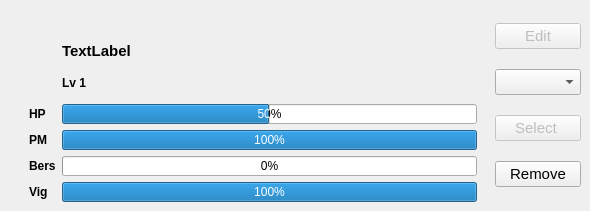
The window that app/view/forms/heropanel.ui (r0nd0ud0u/qt-rpg) describes before a commit, drawn with Qt 5.
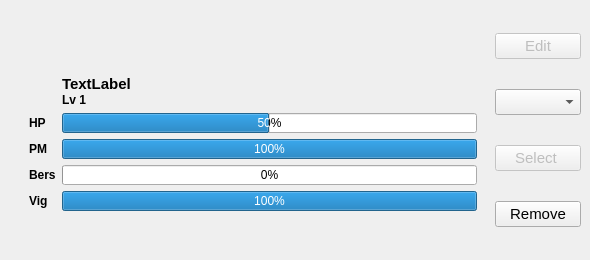
The same window after the commit. Custom widgets are drawn as their Qt base class.

Commit message: update style on  players panels

The edit to the form file:
```diff
--- a/app/view/forms/heropanel.ui
+++ b/app/view/forms/heropanel.ui
@@ -149,7 +149,7 @@
          <property name="bottomMargin">
           <number>9</number>
          </property>
-         <item row="9" column="1">
+         <item row="8" column="1">
           <widget class="QProgressBar" name="vigor_bar">
            <property name="maximumSize">
             <size>
@@ -167,7 +167,7 @@
            </property>
           </widget>
          </item>
-         <item row="7" column="1">
+         <item row="6" column="1">
           <widget class="QProgressBar" name="bersecker_bar">
            <property name="maximumSize">
             <size>
@@ -185,7 +185,7 @@
            </property>
           </widget>
          </item>
-         <item row="7" column="0">
+         <item row="6" column="0">
           <widget class="QLabel" name="bersecker_label">
            <property name="font">
             <font>
@@ -198,7 +198,7 @@
            </property>
           </widget>
          </item>
-         <item row="9" column="0">
+         <item row="8" column="0">
           <widget class="QLabel" name="vigor_label">
            <property name="font">
             <font>
@@ -211,7 +211,7 @@
            </property>
           </widget>
          </item>
-         <item row="3" column="0">
+         <item row="2" column="0">
           <widget class="QLabel" name="hp_label">
            <property name="font">
             <font>
@@ -224,7 +224,7 @@
            </property>
           </widget>
          </item>
-         <item row="5" column="0">
+         <item row="4" column="0">
           <widget class="QLabel" name="mana_label">
            <property name="font">
             <font>
@@ -255,6 +255,19 @@
             <property name="bottomMargin">
              <number>0</number>
             </property>
+            <item>
+             <spacer name="verticalSpacer">
+              <property name="orientation">
+               <enum>Qt::Vertical</enum>
+              </property>
+              <property name="sizeHint" stdset="0">
+               <size>
+                <width>20</width>
+                <height>40</height>
+               </size>
+              </property>
+             </spacer>
+            </item>
             <item>
              <widget class="QLabel" name="hero_name">
               <property name="sizePolicy">
@@ -296,7 +309,7 @@
            </layout>
           </widget>
          </item>
-         <item row="5" column="1">
+         <item row="4" column="1">
           <widget class="QProgressBar" name="mana_bar">
            <property name="maximumSize">
             <size>
@@ -314,7 +327,7 @@
            </property>
           </widget>
          </item>
-         <item row="3" column="1">
+         <item row="2" column="1">
           <widget class="QProgressBar" name="hp_Bar">
            <property name="maximumSize">
             <size>
@@ -351,6 +364,19 @@
            </property>
           </widget>
          </item>
+         <item row="9" column="1">
+          <spacer name="verticalSpacer_3">
+           <property name="orientation">
+            <enum>Qt::Vertical</enum>
+           </property>
+           <property name="sizeHint" stdset="0">
+            <size>
+             <width>20</width>
+             <height>40</height>
+            </size>
+           </property>
+          </spacer>
+         </item>
         </layout>
        </widget>
       </item>
```
The commit also changes 2 other files.
